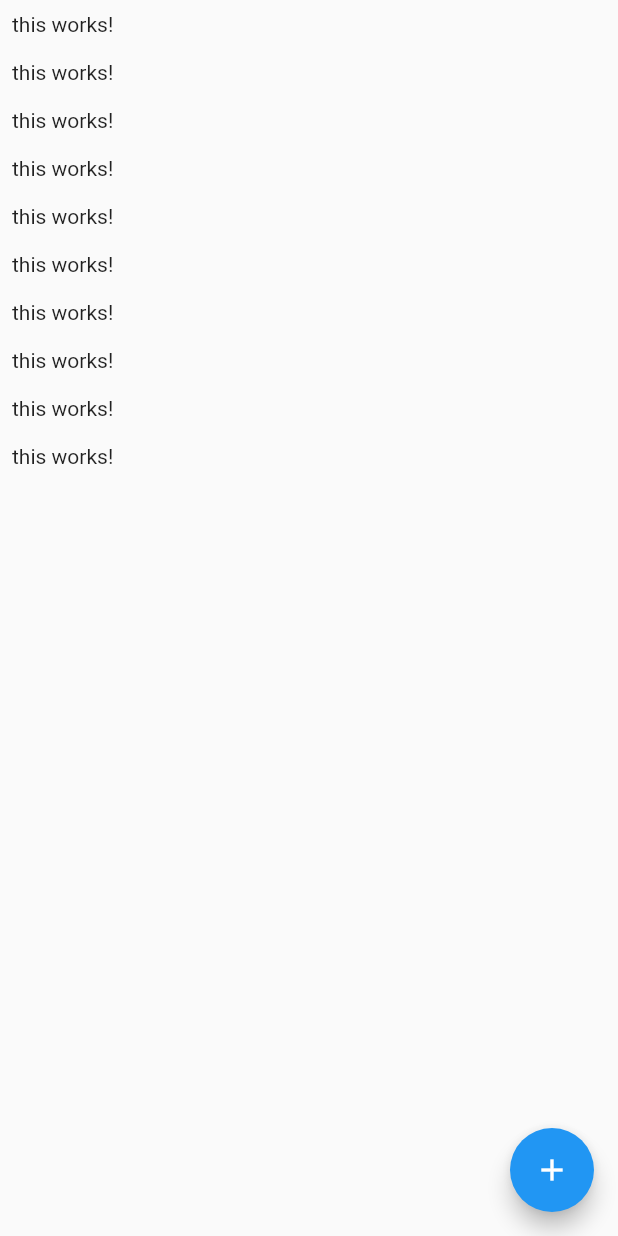
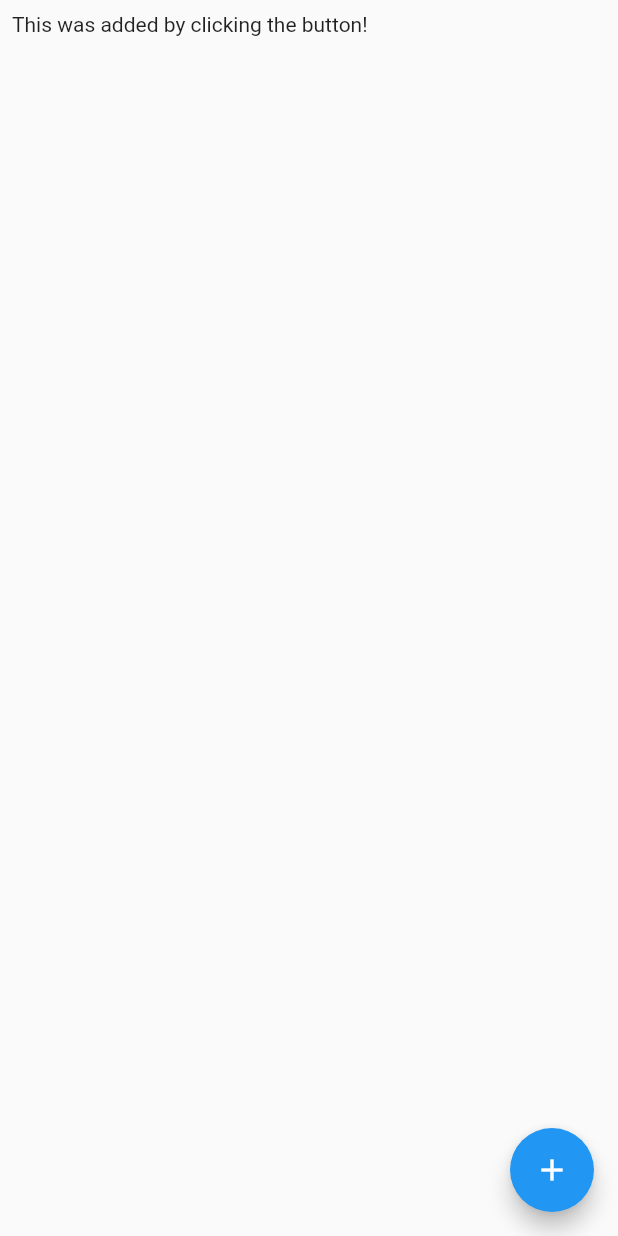
Before and after one commit to ethernetz/hot-summer, a Flutter app: the screen it shows after launch, after a tap on the "add" icon, on a phone screen of 412 x 824 dp. Run offline on Flutter 3.47's test engine with Material 2 defaults, Android fonts, the phone set to English and light mode, and no system bars; our stand-ins replace cloud_firestore; accounts and stored records are empty.

```diff
--- a/app/lib/main.dart
+++ b/app/lib/main.dart
@@ -1,10 +1,8 @@
-import 'package:firebase_core/firebase_core.dart';
 import 'package:flutter/material.dart';
+// import 'package:workspaces/screens/auth.dart';
 import 'package:workspaces/screens/chat.dart';
 
-void main() async {
-  WidgetsFlutterBinding.ensureInitialized();
-  await Firebase.initializeApp();
+void main() {
   runApp(const MyApp());
 }
 
--- a/app/lib/screens/chat.dart
+++ b/app/lib/screens/chat.dart
@@ -7,22 +7,31 @@ class ChatScreen extends StatelessWidget {
   @override
   Widget build(BuildContext context) {
     return Scaffold(
-      body: ListView.builder(
-        itemCount: 10,
-        itemBuilder: (ctx, index) => Container(
-          padding: const EdgeInsets.all(8),
-          child: const Text("this works!"),
-        ),
-      ),
+      body: StreamBuilder(
+          stream: FirebaseFirestore.instance
+              .collection('chats/4K08x0809YgBzdcaed37/messages')
+              .snapshots(),
+          builder: (ctx, snapshot) {
+            if (snapshot.connectionState == ConnectionState.waiting) {
+              return const Center(
+                child: CircularProgressIndicator(),
+              );
+            }
+            final docs = snapshot.data?.docs;
+            return ListView.builder(
+              itemCount: snapshot.data?.docs.length,
+              itemBuilder: (ctx, index) => Container(
+                padding: const EdgeInsets.all(8),
+                child: Text(docs?[index]['text']),
+              ),
+            );
+          }),
       floatingActionButton: FloatingActionButton(
         child: const Icon(Icons.add),
         onPressed: () {
           FirebaseFirestore.instance
               .collection('chats/4K08x0809YgBzdcaed37/messages')
-              .snapshots()
-              .listen((data) {
-            // print(data.docs[0]['text']);
-          });
+              .add({'text': 'This was added by clicking the button!'});
         },
       ),
     );
```
Also changed, not shown: app/lib/screens/auth.dart (+19 -0 lines), app/lib/widgets/auth/auth_form.dart (added, +51 -0 lines).
